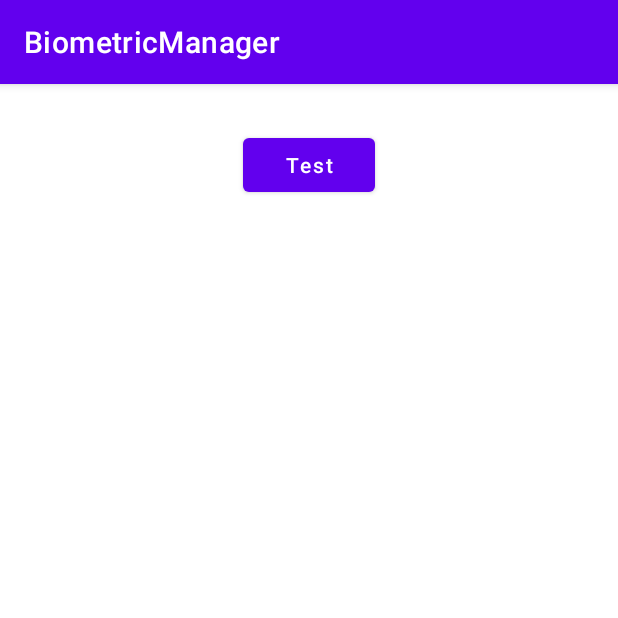
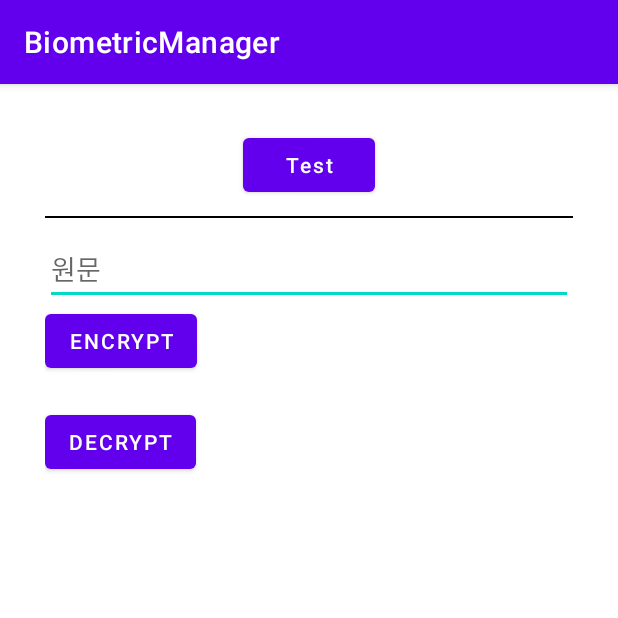
Before and after one commit to HYUNJUNEPARK/BioManager, an Android app: the screen it shows after launch (MainActivity), on a phone screen of 412 x 824 dp, the top half of it. Run offline under Robolectric (Android 15) with nearby library versions, the phone set to English and light mode, and no system bars; our stand-ins replace Timber, data binding; libraries missing offline, so code that uses them is left out: android.view.

Commit message:
Keystore 추가

```diff
--- a/app/src/main/res/layout/activity_main.xml
+++ b/app/src/main/res/layout/activity_main.xml
@@ -37,5 +37,42 @@
             android:onClick="@{()->main.onTestButtonClicked()}"
             android:text="Test"
             android:textAllCaps="false" />
+
+        <View
+            android:layout_width="match_parent"
+            android:layout_height="1dp"
+            android:layout_marginVertical="10dp"
+            android:background="@color/black" />
+
+        <EditText
+            android:id="@+id/main_edit_text"
+            android:layout_width="match_parent"
+            android:layout_height="wrap_content"
+            android:hint="원문" />
+
+        <Button
+            android:layout_width="wrap_content"
+            android:layout_height="wrap_content"
+            android:onClick="@{()->main.encrypted(mainEditText.getText().toString())}"
+            android:text="Encrypt" />
+
+        <TextView
+            android:id="@+id/main_tv_encrypt"
+            android:layout_width="match_parent"
+            android:layout_height="wrap_content"
+            tools:text="Encrypted String" />
+
+        <Button
+            android:layout_width="wrap_content"
+            android:layout_height="wrap_content"
+            android:onClick="@{()->main.decrypted(mainTvEncrypt.getText().toString())}"
+            android:text="Decrypt" />
+
+        <TextView
+            android:id="@+id/main_tv_decrypt"
+            android:layout_width="match_parent"
+            android:layout_height="wrap_content"
+            tools:text="Decrypted String" />
+
     </LinearLayout>
 </layout>
```
Also changed, not shown: app/src/main/java/com/ex/app/EncryptionHelper.kt (added, +118 -0 lines), app/src/main/java/com/ex/app/MainActivity.kt (+14 -0 lines).
